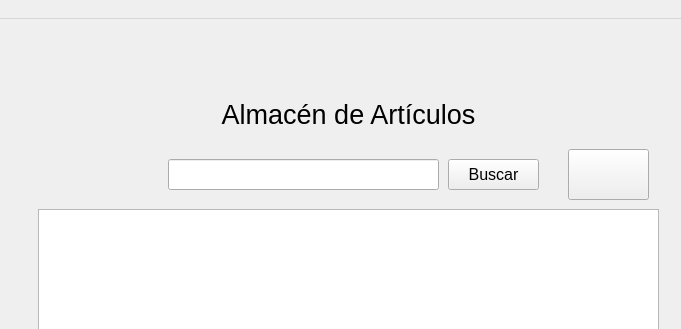
Above: ui/almacen.ui from Moises024/sistema_de_caja before the change; both pictures show x 482 to 1163 and y 0 to 329 of the 1163 by 702 pixel window. Below: the same form after it.
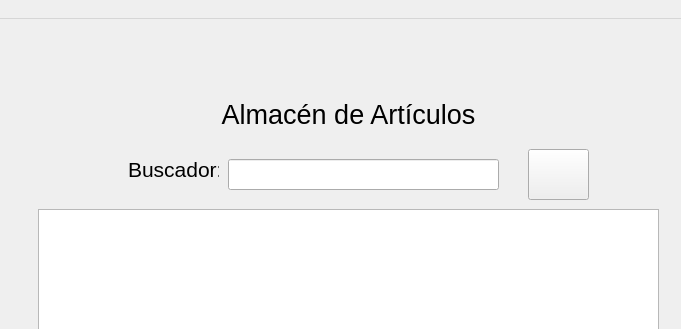
That is the form after the change. Icons and pictures are not drawn.

The edit to the form file:
```diff
--- a/ui/almacen.ui
+++ b/ui/almacen.ui
@@ -17,28 +17,10 @@
    <string>MainWindow</string>
   </property>
   <widget class="QWidget" name="centralwidget">
-   <widget class="QPushButton" name="btn_buscar">
-    <property name="geometry">
-     <rect>
-      <x>930</x>
-      <y>140</y>
-      <width>91</width>
-      <height>31</height>
-     </rect>
-    </property>
-    <property name="font">
-     <font>
-      <pointsize>12</pointsize>
-     </font>
-    </property>
-    <property name="text">
-     <string>Buscar</string>
-    </property>
-   </widget>
    <widget class="QLineEdit" name="input_articulo">
     <property name="geometry">
      <rect>
-      <x>650</x>
+      <x>710</x>
       <y>140</y>
       <width>271</width>
       <height>31</height>
@@ -227,9 +209,9 @@
    <widget class="QPushButton" name="btn_actualizar">
     <property name="geometry">
      <rect>
-      <x>1050</x>
+      <x>1010</x>
       <y>130</y>
-      <width>81</width>
+      <width>61</width>
       <height>51</height>
      </rect>
     </property>
@@ -252,6 +234,24 @@
      </size>
     </property>
    </widget>
+   <widget class="QLabel" name="label_6">
+    <property name="geometry">
+     <rect>
+      <x>610</x>
+      <y>120</y>
+      <width>91</width>
+      <height>61</height>
+     </rect>
+    </property>
+    <property name="font">
+     <font>
+      <pointsize>16</pointsize>
+     </font>
+    </property>
+    <property name="text">
+     <string>Buscador:</string>
+    </property>
+   </widget>
   </widget>
   <widget class="QMenuBar" name="menubar">
    <property name="geometry">
```
